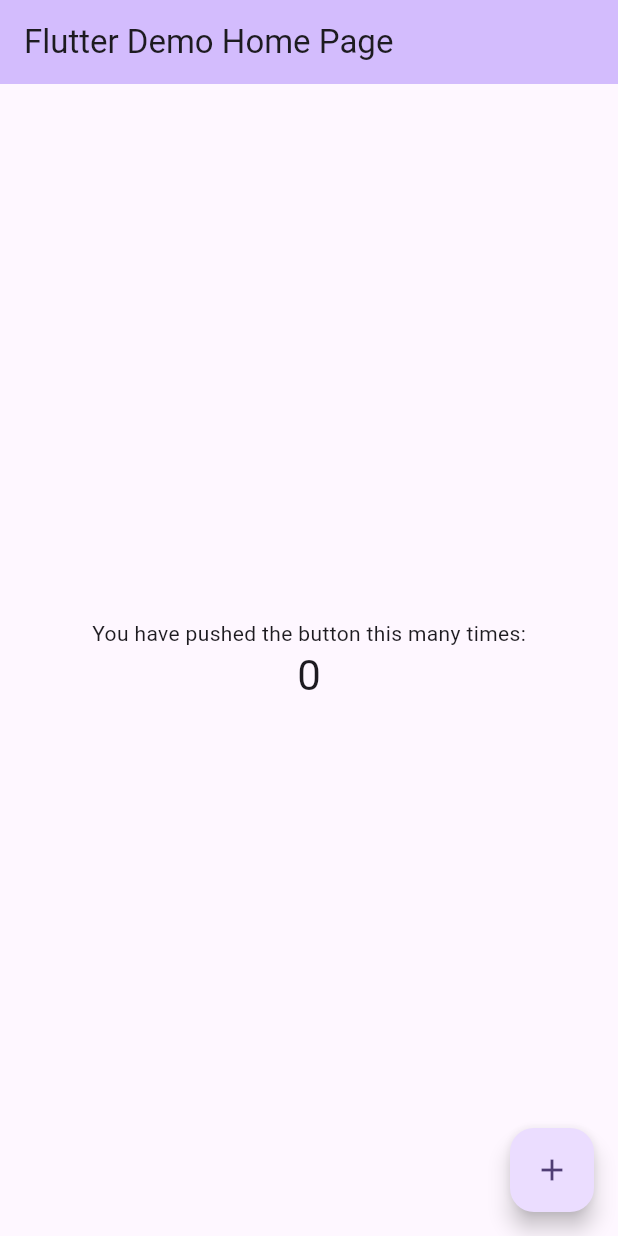
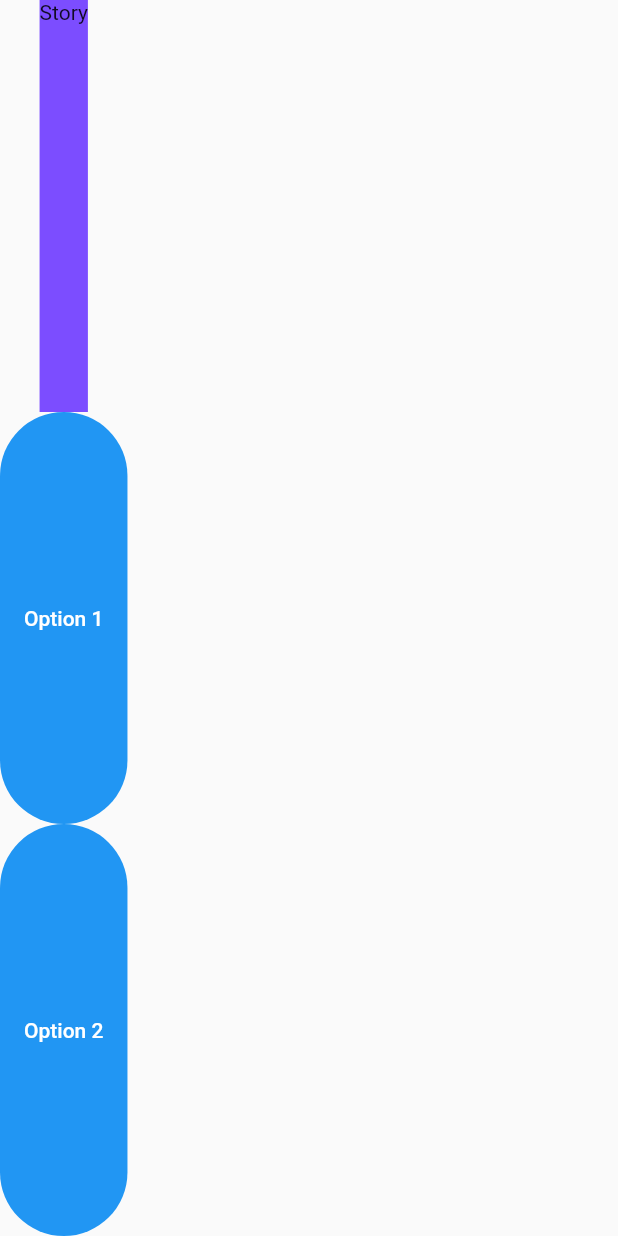
Before and after one commit to Abhishek-J-B-R-I/destini, a Flutter app: the screen it shows after launch, on a phone screen of 412 x 824 dp. Run offline on Flutter 3.47's test engine with Material 2 defaults, Android fonts, the phone set to English and light mode, and no system bars.

Commit message:
just creating user interface

```diff
--- a/lib/main.dart
+++ b/lib/main.dart
@@ -1,125 +1,44 @@
 import 'package:flutter/material.dart';
 
-void main() {
-  runApp(const MyApp());
+
+void main(){
+  runApp(
+    game()
+  );
 }
 
-class MyApp extends StatelessWidget {
-  const MyApp({super.key});
-//
-  // This widget is the root of your application.
+class game extends StatefulWidget {
+  const game({super.key});
+
+  @override
+  State<game> createState() => _gameState();
+}
+
+class _gameState extends State<game> {
   @override
   Widget build(BuildContext context) {
     return MaterialApp(
-      title: 'Flutter Demo',
-      theme: ThemeData(
-        // This is the theme of your application.
-        //
-        // TRY THIS: Try running your application with "flutter run". You'll see
-        // the application has a blue toolbar. Then, without quitting the app,
-        // try changing the seedColor in the colorScheme below to Colors.green
-        // and then invoke "hot reload" (save your changes or press the "hot
-        // reload" button in a Flutter-supported IDE, or press "r" if you used
-        // the command line to start the app).
-        //
-        // Notice that the counter didn't reset back to zero; the application
-        // state is not lost during the reload. To reset the state, use hot
-        // restart instead.
-        //
-        // This works for code too, not just values: Most code changes can be
-        // tested with just a hot reload.
-        colorScheme: ColorScheme.fromSeed(seedColor: Colors.deepPurple),
-        useMaterial3: true,
+      home: Scaffold(
+        body: Column(
+          children: [
+            Expanded(
+              child: Container(
+                child: Text('Story'),
+                color: Colors.deepPurpleAccent,
+
+              ),
+
+            ),Expanded(child: FilledButton(
+              onPressed: (){
+                print('i am option 1');
+              },
+              child: Text('Option 1'),
+            )),
+
+            Expanded(child: FilledButton(onPressed: (){print('i am option2');}, child: Text('Option 2')))
+          ],
+        ),
       ),
-      home: const MyHomePage(title: 'Flutter Demo Home Page'),
     );
   }
 }
-
-class MyHomePage extends StatefulWidget {
-  const MyHomePage({super.key, required this.title});
-
-  // This widget is the home page of your application. It is stateful, meaning
-  // that it has a State object (defined below) that contains fields that affect
-  // how it looks.
-
-  // This class is the configuration for the state. It holds the values (in this
-  // case the title) provided by the parent (in this case the App widget) and
-  // used by the build method of the State. Fields in a Widget subclass are
-  // always marked "final".
-
-  final String title;
-
-  @override
-  State<MyHomePage> createState() => _MyHomePageState();
-}
-
-class _MyHomePageState extends State<MyHomePage> {
-  int _counter = 0;
-
-  void _incrementCounter() {
-    setState(() {
-      // This call to setState tells the Flutter framework that something has
-      // changed in this State, which causes it to rerun the build method below
-      // so that the display can reflect the updated values. If we changed
-      // _counter without calling setState(), then the build method would not be
-      // called again, and so nothing would appear to happen.
-      _counter++;
-    });
-  }
-
-  @override
-  Widget build(BuildContext context) {
-    // This method is rerun every time setState is called, for instance as done
-    // by the _incrementCounter method above.
-    //
-    // The Flutter framework has been optimized to make rerunning build methods
-    // fast, so that you can just rebuild anything that needs updating rather
-    // than having to individually change instances of widgets.
-    return Scaffold(
-      appBar: AppBar(
-        // TRY THIS: Try changing the color here to a specific color (to
-        // Colors.amber, perhaps?) and trigger a hot reload to see the AppBar
-        // change color while the other colors stay the same.
-        backgroundColor: Theme.of(context).colorScheme.inversePrimary,
-        // Here we take the value from the MyHomePage object that was created by
-        // the App.build method, and use it to set our appbar title.
-        title: Text(widget.title),
-      ),
-      body: Center(
-        // Center is a layout widget. It takes a single child and positions it
-        // in the middle of the parent.
-        child: Column(
-          // Column is also a layout widget. It takes a list of children and
-          // arranges them vertically. By default, it sizes itself to fit its
-          // children horizontally, and tries to be as tall as its parent.
-          //
-          // Column has various properties to control how it sizes itself and
-          // how it positions its children. Here we use mainAxisAlignment to
-          // center the children vertically; the main axis here is the vertical
-          // axis because Columns are vertical (the cross axis would be
-          // horizontal).
-          //
-          // TRY THIS: Invoke "debug painting" (choose the "Toggle Debug Paint"
-          // action in the IDE, or press "p" in the console), to see the
-          // wireframe for each widget.
-          mainAxisAlignment: MainAxisAlignment.center,
-          children: <Widget>[
-            const Text(
-              'You have pushed the button this many times:',
-            ),
-            Text(
-              '$_counter',
-              style: Theme.of(context).textTheme.headlineMedium,
-            ),
-          ],
-        ),
-      ),
-      floatingActionButton: FloatingActionButton(
-        onPressed: _incrementCounter,
-        tooltip: 'Increment',
-        child: const Icon(Icons.add),
-      ), // This trailing comma makes auto-formatting nicer for build methods.
-    );
-  }
-}
```
